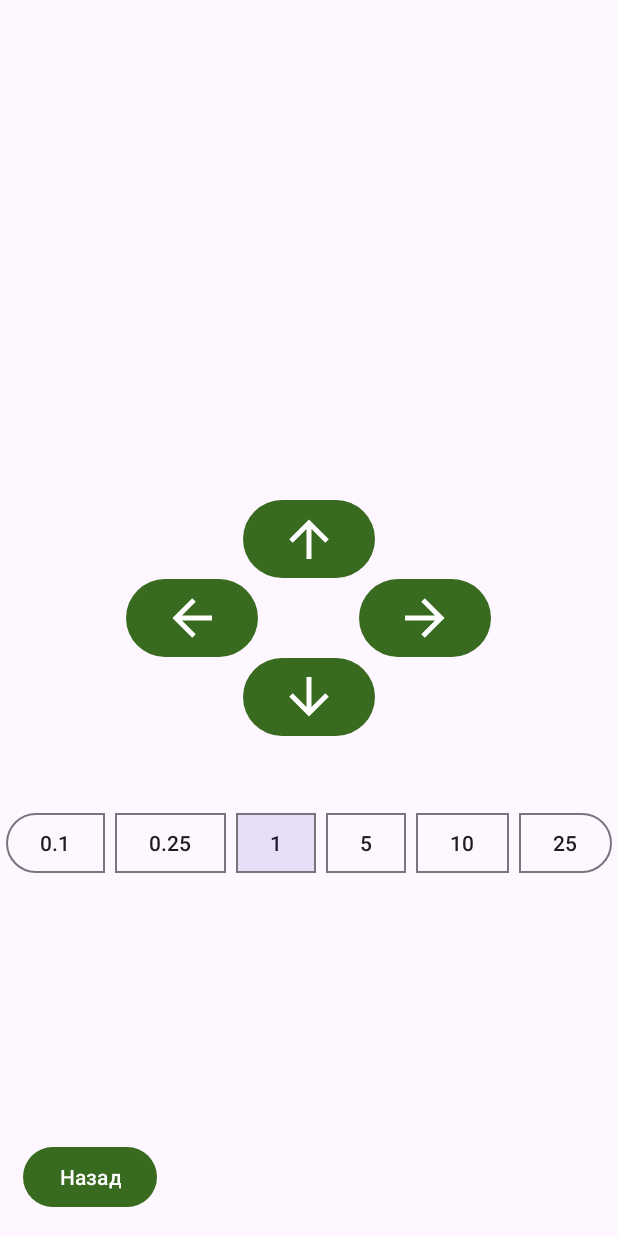
After one commit to leshe4ka46/RotatorApp, an Android app: the JoyActivity screen opened directly, with no data from a screen before it, on a phone screen of 412 x 824 dp. The commit adds this screen. Run offline under Robolectric (Android 15) with nearby library versions, the phone set to English and light mode, and no system bars.

Commit message:
add some type of joystick

```diff
--- /dev/null
+++ b/app/src/main/java/com/leshe4ka/rotator/JoyActivity.kt
@@ -0,0 +1,50 @@
+package com.leshe4ka.rotator
+
+import android.os.Bundle
+import android.view.View
+import androidx.appcompat.app.AppCompatActivity
+import androidx.core.view.WindowCompat
+import com.leshe4ka.rotator.databinding.JoyActivityBinding
+
+class JoyActivity : AppCompatActivity() {
+    private lateinit var binding: JoyActivityBinding
+    override fun onCreate(savedInstanceState: Bundle?) {
+        WindowCompat.setDecorFitsSystemWindows(window, false)
+        super.onCreate(savedInstanceState)
+        val view: View = findViewById(android.R.id.content)
+        binding = JoyActivityBinding.inflate(layoutInflater)
+        setContentView(binding.root)
+
+        binding.backButton.setOnClickListener {
+            this.finish()
+        }
+        binding.upButton.setOnClickListener {
+            move(1)
+        }
+        binding.downButton.setOnClickListener {
+            move(4)
+        }
+        binding.leftButton.setOnClickListener {
+            move(2)
+        }
+        binding.rightButton.setOnClickListener {
+            move(3)
+        }
+
+    }
+    private fun getlen(id:Any): Float {
+        return when(id){
+            binding.aButton -> 0.1f
+            binding.bButton -> 0.25f
+            binding.cButton -> 1f
+            binding.dButton -> 5f
+            binding.eButton -> 10f
+            binding.fButton -> 25f
+            else -> 0f
+        }
+    }
+    private fun move(dir:Int){
+        post_joystick(if (dir === 1 || dir === 4) 1 else 0,
+            (if (dir === 2 || dir === 4) -1 else 1) * getlen(findViewById(binding.angleToggleGroup.getCheckedButtonId())))
+    }
+}
--- /dev/null
+++ b/app/src/main/res/drawable/arrow_down.xml
@@ -0,0 +1,9 @@
+<vector xmlns:android="http://schemas.android.com/apk/res/android"
+    android:width="40dp"
+    android:height="40dp"
+    android:viewportWidth="24"
+    android:viewportHeight="24">
+  <path
+      android:fillColor="#FFFFFF"
+      android:pathData="M11,4H13V16L18.5,10.5L19.92,11.92L12,19.84L4.08,11.92L5.5,10.5L11,16V4Z"/>
+</vector>
--- /dev/null
+++ b/app/src/main/res/drawable/arrow_left.xml
@@ -0,0 +1,9 @@
+<vector xmlns:android="http://schemas.android.com/apk/res/android"
+    android:width="40dp"
+    android:height="40dp"
+    android:viewportWidth="24"
+    android:viewportHeight="24">
+  <path
+      android:fillColor="#FFFFFF"
+      android:pathData="M20,11V13H8L13.5,18.5L12.08,19.92L4.16,12L12.08,4.08L13.5,5.5L8,11H20Z"/>
+</vector>
--- /dev/null
+++ b/app/src/main/res/drawable/arrow_right.xml
@@ -0,0 +1,9 @@
+<vector xmlns:android="http://schemas.android.com/apk/res/android"
+    android:width="40dp"
+    android:height="40dp"
+    android:viewportWidth="24"
+    android:viewportHeight="24">
+  <path
+      android:fillColor="#FFFFFF"
+      android:pathData="M4,11V13H16L10.5,18.5L11.92,19.92L19.84,12L11.92,4.08L10.5,5.5L16,11H4Z"/>
+</vector>
--- /dev/null
+++ b/app/src/main/res/drawable/arrow_up.xml
@@ -0,0 +1,9 @@
+<vector xmlns:android="http://schemas.android.com/apk/res/android"
+    android:width="40dp"
+    android:height="40dp"
+    android:viewportWidth="24"
+    android:viewportHeight="24">
+  <path
+      android:fillColor="#FFFFFF"
+      android:pathData="M13,20H11V8L5.5,13.5L4.08,12.08L12,4.16L19.92,12.08L18.5,13.5L13,8V20Z"/>
+</vector>
--- /dev/null
+++ b/app/src/main/res/layout/joy_activity.xml
@@ -0,0 +1,126 @@
+<?xml version="1.0" encoding="utf-8"?>
+<androidx.coordinatorlayout.widget.CoordinatorLayout
+    xmlns:android="http://schemas.android.com/apk/res/android"
+    xmlns:app="http://schemas.android.com/apk/res-auto"
+    xmlns:tools="http://schemas.android.com/tools"
+    android:layout_width="match_parent"
+    android:layout_height="match_parent"
+    android:fitsSystemWindows="true"
+    tools:context=".JoyActivity">
+
+    <com.google.android.material.appbar.AppBarLayout
+        android:id="@+id/JoyLayout"
+        android:layout_height="wrap_content"
+        android:layout_width="match_parent"
+        android:fitsSystemWindows="true"
+        >
+
+        <com.google.android.material.appbar.MaterialToolbar
+            android:id="@+id/materialtoolbar_joy"
+            android:layout_width = "match_parent"
+            android:layout_height = "?attr/actionBarSize"/>
+    </com.google.android.material.appbar.AppBarLayout>
+
+    <com.google.android.material.button.MaterialButton
+        android:id="@+id/upButton"
+        android:layout_width="88dp"
+        android:layout_height="wrap_content"
+        android:layout_gravity="center|center"
+        android:layout_marginBottom="105dp"
+        android:drawableLeft="@drawable/arrow_up" />
+    <com.google.android.material.button.MaterialButton
+        android:id="@+id/downButton"
+        android:layout_width="88dp"
+        android:layout_height="wrap_content"
+        android:layout_gravity="center|center"
+        android:layout_marginTop="105dp"
+        android:drawableLeft="@drawable/arrow_down" />
+    <com.google.android.material.button.MaterialButton
+        android:id="@+id/rightButton"
+        android:layout_width="88dp"
+        android:layout_height="wrap_content"
+        android:layout_gravity="center|center"
+        android:layout_marginLeft="155dp"
+        android:drawableLeft="@drawable/arrow_right" />
+    <com.google.android.material.button.MaterialButton
+        android:id="@+id/leftButton"
+        android:layout_width="88dp"
+        android:layout_height="wrap_content"
+        android:layout_gravity="center|center"
+        android:layout_marginRight="155dp"
+        android:drawableLeft="@drawable/arrow_left" />
+
+
+    <com.google.android.material.button.MaterialButtonToggleGroup
+        android:id="@+id/angle_toggle_group"
+        android:layout_width="match_parent"
+        android:layout_height="wrap_content"
+        app:selectionRequired="true"
+        app:singleSelection="true"
+        android:layout_gravity="center|center"
+        android:layout_marginTop="300dp"
+        app:checkedButton="@id/c_button"
+        >
+
+    <Button
+        android:id="@+id/a_button"
+        style="?attr/materialIconButtonOutlinedStyle"
+        android:layout_width="wrap_content"
+        android:layout_height="wrap_content"
+        android:layout_weight="1"
+        android:text="0.1" />
+
+    <Button
+        android:id="@+id/b_button"
+        style="?attr/materialIconButtonOutlinedStyle"
+        android:layout_width="wrap_content"
+        android:layout_height="wrap_content"
+        android:layout_weight="1"
+        android:text="0.25" />
+
+    <Button
+        android:id="@+id/c_button"
+        style="?attr/materialIconButtonOutlinedStyle"
+        android:layout_width="wrap_content"
+        android:layout_height="wrap_content"
+        android:layout_weight="1"
+        android:text="1" />
+
+    <Button
+        android:id="@+id/d_button"
+        style="?attr/materialIconButtonOutlinedStyle"
+        android:layout_width="wrap_content"
+        android:layout_height="wrap_content"
+        android:layout_weight="1"
+        android:text="5" />
+
+    <Button
+        android:id="@+id/e_button"
+        style="?attr/materialIconButtonOutlinedStyle"
+        android:layout_width="wrap_content"
+        android:layout_height="wrap_content"
+        android:layout_weight="1"
+        android:text="10" />
+
+    <Button
+        android:id="@+id/f_button"
+        style="?attr/materialIconButtonOutlinedStyle"
+        android:layout_width="wrap_content"
+        android:layout_height="wrap_content"
+        android:layout_weight="1"
+        android:text="25" />
+
+    </com.google.android.material.button.MaterialButtonToggleGroup>
+
+    <com.google.android.material.button.MaterialButton
+        android:id="@+id/backButton"
+        android:layout_width="wrap_content"
+        android:layout_height="wrap_content"
+        android:layout_gravity="bottom|start"
+        android:text="@string/back"
+        android:layout_marginBottom="15dp"
+        android:layout_marginStart="15dp"/>
+
+
+
+  </androidx.coordinatorlayout.widget.CoordinatorLayout>
--- a/app/src/main/res/menu/main_menu.xml
+++ b/app/src/main/res/menu/main_menu.xml
@@ -8,6 +8,10 @@
         android:id="@+id/mainMenuResetAngles"/>
 
     <item
+        android:title="@string/openJoystick"
+        android:id="@+id/mainMenuOpenJoystick"/>
+
+    <item
         android:title="@string/exit"
         android:id="@+id/mainMenuExit"/>
 </menu>
--- a/app/src/main/res/values/strings.xml
+++ b/app/src/main/res/values/strings.xml
@@ -17,6 +17,8 @@
     <string name="dorotate">Доворот до точной остановки</string>
     <string name="appbar_scrolling_view_behavior" translatable="false">android.support.design.widget.AppBarLayout$ScrollingViewBehavior</string>
     <string name="reset">Сброс угла</string>
+    <string name="openJoystick">Джойстик</string>
     <string name="exit">Выход</string>
+    <string name="back">Назад</string>
 
 </resources>
--- a/app/src/main/res/xml/network_security_config.xml
+++ b/app/src/main/res/xml/network_security_config.xml
@@ -1,8 +1,8 @@
 <?xml version="1.0" encoding="utf-8"?>
 <network-security-config>
-    <domain-config cleartextTrafficPermitted="true">
+    <!--<domain-config cleartextTrafficPermitted="true">
         <domain includeSubdomains="true">10.42.0.1</domain>
-    </domain-config>
+    </domain-config>-->
     <domain-config cleartextTrafficPermitted="true">
         <domain includeSubdomains="true">192.168.4.1</domain>
     </domain-config>
```
Also changed, not shown: app/src/main/AndroidManifest.xml (+11 -0 lines), app/src/main/java/com/leshe4ka/rotator/MainActivity.kt (+8 -5 lines), app/src/main/java/com/leshe4ka/rotator/RequestsClass.kt (+33 -22 lines).
